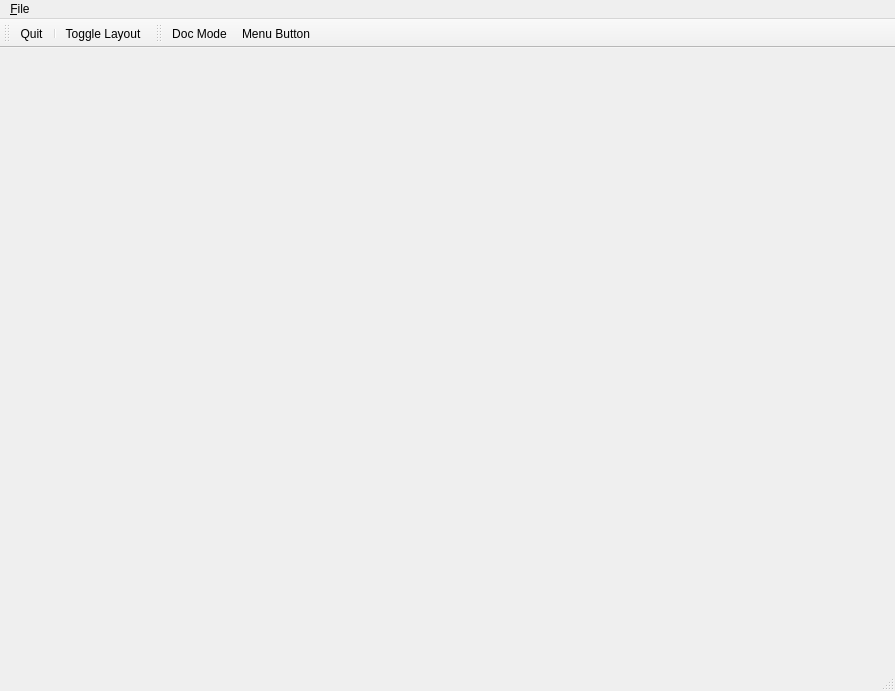
Before: the Qt Designer form ThemeTest/mainwindow.ui in ImageMetrics/qt5-dark-theme, drawn with Qt 5.
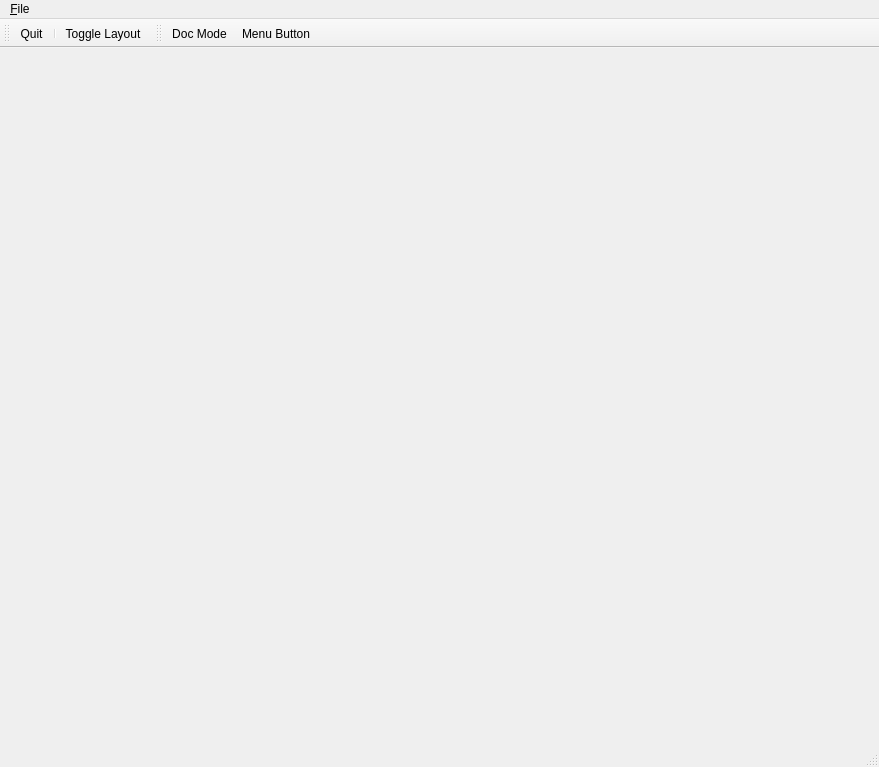
After: the same form once the commit is applied. The open tabs and pages were chosen to show the change. Icons and pictures are not drawn.

Commit message:
Add QListView and QTableView to theme test app
Add QListView and QTableView to theme test app.

The edit to the form file:
```diff
--- a/ThemeTest/mainwindow.ui
+++ b/ThemeTest/mainwindow.ui
@@ -6,8 +6,8 @@
    <rect>
     <x>0</x>
     <y>0</y>
-    <width>895</width>
-    <height>691</height>
+    <width>879</width>
+    <height>767</height>
    </rect>
   </property>
   <property name="windowTitle">
@@ -2977,8 +2977,8 @@
     <rect>
      <x>0</x>
      <y>0</y>
-     <width>895</width>
-     <height>21</height>
+     <width>879</width>
+     <height>23</height>
     </rect>
    </property>
    <widget class="QMenu" name="menuFile">
```
Left out of the diff: 130 changed lines with no effect on the pictures. The commit also changes 1 other file.
